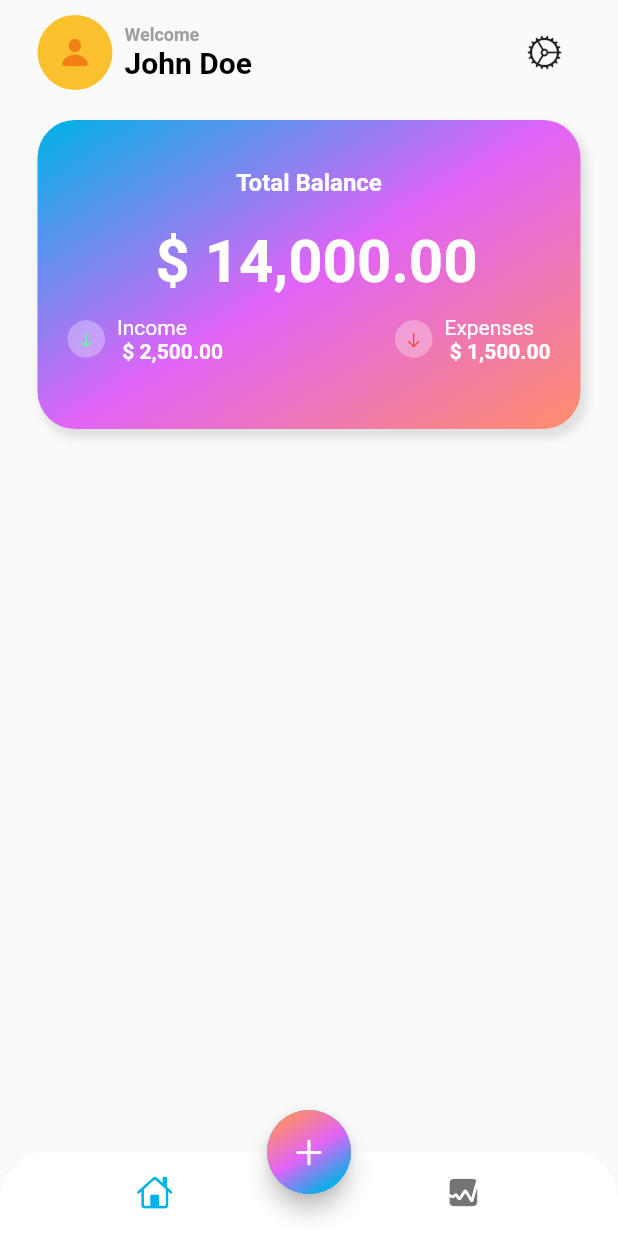
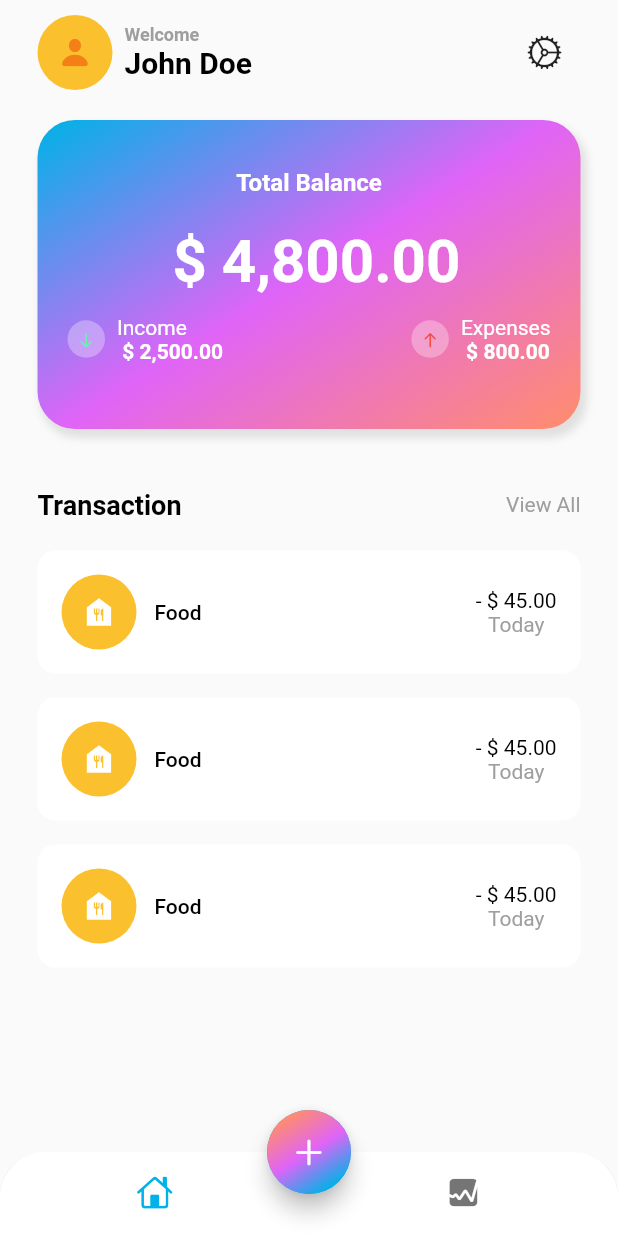
Before and after one commit to syarifamhar/expense_tracker, a Flutter app: the screen it shows after launch, on a phone screen of 412 x 824 dp. Run offline on Flutter 3.47's test engine with Material 2 defaults, Android fonts, the phone set to English and light mode, and no system bars.

Commit message:
added card, and listview on main_screen

```diff
--- a/lib/screens/home/views/main_screen.dart
+++ b/lib/screens/home/views/main_screen.dart
@@ -84,7 +84,7 @@ class MainScreen extends StatelessWidget {
                     blurRadius: 4,
                     spreadRadius: 1,
                     color: Colors.grey.shade300,
-                    offset: Offset(3, 5),
+                    offset: const Offset(3, 5),
                   )
                 ],
               ),
@@ -102,7 +102,7 @@ class MainScreen extends StatelessWidget {
                     height: 20,
                   ),
                   const Text(
-                    " \$ 14,000.00",
+                    " \$ 4,800.00",
                     style: TextStyle(
                         fontSize: 40,
                         color: Colors.white,
@@ -166,7 +166,7 @@ class MainScreen extends StatelessWidget {
                               ),
                               child: const Center(
                                 child: Icon(
-                                  CupertinoIcons.arrow_down,
+                                  CupertinoIcons.arrow_up,
                                   size: 12,
                                   color: Colors.red,
                                 ),
@@ -186,7 +186,7 @@ class MainScreen extends StatelessWidget {
                                       fontWeight: FontWeight.w400),
                                 ),
                                 Text(
-                                  " \$ 1,500.00",
+                                  " \$ 800.00",
                                   style: TextStyle(
                                       fontSize: 14,
                                       color: Colors.white,
@@ -201,6 +201,112 @@ class MainScreen extends StatelessWidget {
                   )
                 ],
               ),
+            ),
+            const SizedBox(
+              height: 40,
+            ),
+            Row(
+              mainAxisAlignment: MainAxisAlignment.spaceBetween,
+              children: [
+                Text(
+                  "Transaction",
+                  style: TextStyle(
+                      fontSize: 18,
+                      color: Theme.of(context).colorScheme.onBackground,
+                      fontWeight: FontWeight.bold),
+                ),
+                GestureDetector(
+                  onTap: () {},
+                  child: Text(
+                    "View All",
+                    style: TextStyle(
+                        fontSize: 14,
+                        color: Theme.of(context).colorScheme.outline,
+                        fontWeight: FontWeight.w400),
+                  ),
+                )
+              ],
+            ),
+            const SizedBox(
+              height: 20,
+            ),
+            Expanded(
+              child: ListView.builder(
+                  itemCount: 3,
+                  itemBuilder: (context, int i) {
+                    return Padding(
+                      padding: const EdgeInsets.only(bottom: 16),
+                      child: Container(
+                        decoration: BoxDecoration(
+                          color: Colors.white,
+                          borderRadius: BorderRadius.circular(12),
+                        ),
+                        child: Padding(
+                          padding: const EdgeInsets.all(16.0),
+                          child: Row(
+                            mainAxisAlignment: MainAxisAlignment.spaceBetween,
+                            children: [
+                              Row(
+                                children: [
+                                  Stack(
+                                    alignment: Alignment.center,
+                                    children: [
+                                      Container(
+                                        width: 50,
+                                        height: 50,
+                                        decoration: BoxDecoration(
+                                          color: Colors.yellow[700],
+                                          shape: BoxShape.circle,
+                                        ),
+                                      ),
+                                      const Icon(
+                                        Icons.food_bank,
+                                        color: Colors.white,
+                                      )
+                                    ],
+                                  ),
+                                  const SizedBox(
+                                    width: 12,
+                                  ),
+                                  Text(
+                                    "Food",
+                                    style: TextStyle(
+                                        fontSize: 14,
+                                        color: Theme.of(context)
+                                            .colorScheme
+                                            .onBackground,
+                                        fontWeight: FontWeight.w500),
+                                  ),
+                                ],
+                              ),
+                              Column(
+                                children: [
+                                  Text(
+                                    "- \$ 45.00",
+                                    style: TextStyle(
+                                        fontSize: 14,
+                                        color: Theme.of(context)
+                                            .colorScheme
+                                            .onBackground,
+                                        fontWeight: FontWeight.w400),
+                                  ),
+                                  Text(
+                                    "Today",
+                                    style: TextStyle(
+                                        fontSize: 14,
+                                        color: Theme.of(context)
+                                            .colorScheme
+                                            .outline,
+                                        fontWeight: FontWeight.w400),
+                                  ),
+                                ],
+                              )
+                            ],
+                          ),
+                        ),
+                      ),
+                    );
+                  }),
             )
           ],
         ),
```
